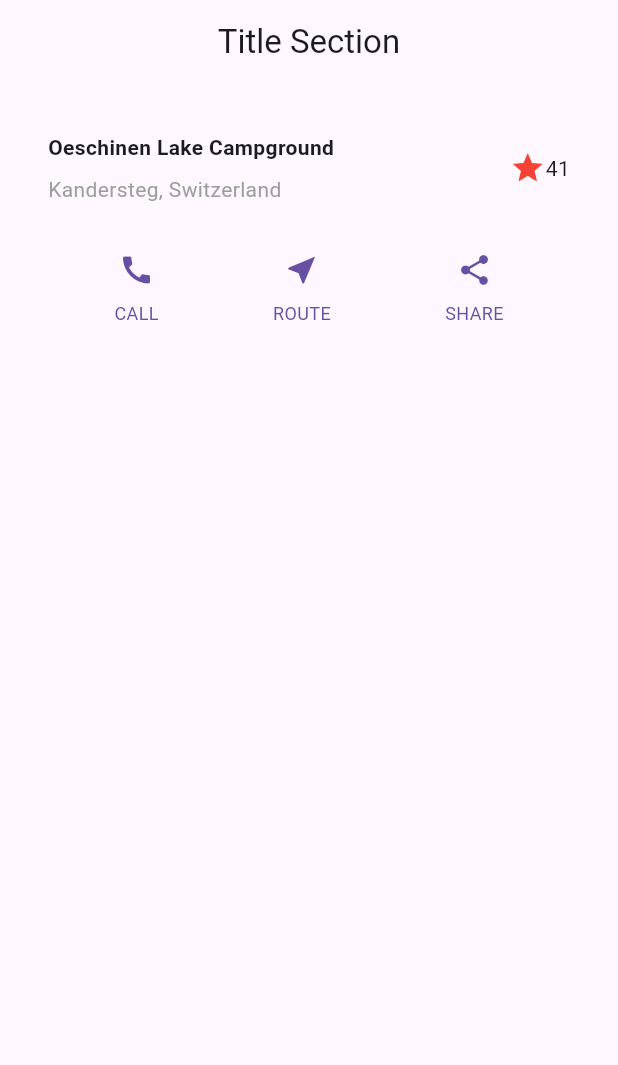
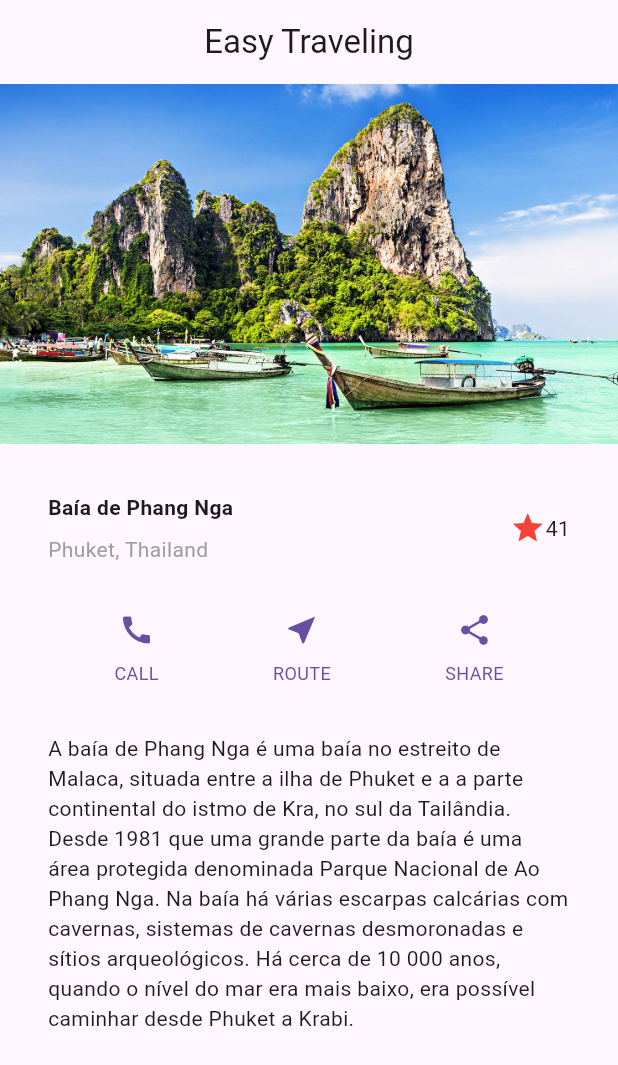
Before and after one commit to ArielFSantos/Estacio_Mundo_4_Nivel_2, a Flutter app: the screen it shows after launch, on a phone screen of 412 x 824 dp. Shown: the top 1065 px of the screen. Run offline on Flutter 3.47's test engine with Material 3 defaults, Android fonts, the phone set to English and light mode, and no system bars.

Commit message:
Image text
inserido imagem e texto

```diff
--- a/explore/lib/main.dart
+++ b/explore/lib/main.dart
@@ -12,13 +12,20 @@ class MyApp extends StatelessWidget {
       home: Scaffold(
         appBar: AppBar(
           centerTitle: true,
-          title: const Text('Title Section'),
+          title: const Text('Easy Traveling'),
         ),
         body: Column(
-          crossAxisAlignment: CrossAxisAlignment.center,
           children: [
+            Image.asset(
+              'imagens/lake.jpg',
+              width: 600,
+              height: 240,
+              fit: BoxFit.cover,
+            ),
             buildTitleSection(),
-            buildButtonSection(context), // Passando o contexto como parâmetro
+            buildButtonSection(context),
+            buildTextSection(),
+            // Outros elementos do corpo do aplicativo podem ser adicionados aqui.
           ],
         ),
       ),
@@ -37,14 +44,14 @@ class MyApp extends StatelessWidget {
                 Container(
                   padding: const EdgeInsets.only(bottom: 8),
                   child: const Text(
-                    'Oeschinen Lake Campground',
+                    'Baía de Phang Nga',
                     style: TextStyle(
                       fontWeight: FontWeight.bold,
                     ),
                   ),
                 ),
                 Text(
-                  'Kandersteg, Switzerland',
+                  'Phuket, Thailand',
                   style: TextStyle(
                     color: Colors.grey[500],
                   ),
@@ -75,6 +82,16 @@ class MyApp extends StatelessWidget {
     );
   }
 
+  Widget buildTextSection() {
+    return Container(
+      padding: const EdgeInsets.all(32),
+      child: const Text(
+        'A baía de Phang Nga é uma baía no estreito de Malaca, situada entre a ilha de Phuket e a a parte continental do istmo de Kra, no sul da Tailândia. Desde 1981 que uma grande parte da baía é uma área protegida denominada Parque Nacional de Ao Phang Nga. Na baía há várias escarpas calcárias com cavernas, sistemas de cavernas desmoronadas e sítios arqueológicos. Há cerca de 10 000 anos, quando o nível do mar era mais baixo, era possível caminhar desde Phuket a Krabi.',
+        softWrap: true,
+      ),
+    );
+  }
+
   Column _buildButtonColumn(Color color, IconData icon, String label) {
     return Column(
       mainAxisSize: MainAxisSize.min,
```
Also changed, not shown: explore/pubspec.yaml (+2 -34 lines), explore/imagens/lake.jpg (added).
